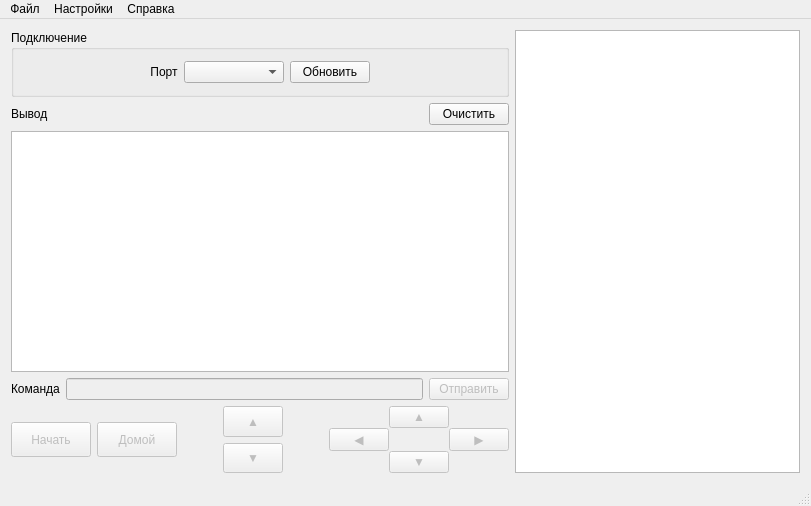
Qt form mainwindow.ui (vladislick/CNCRun) before a commit.
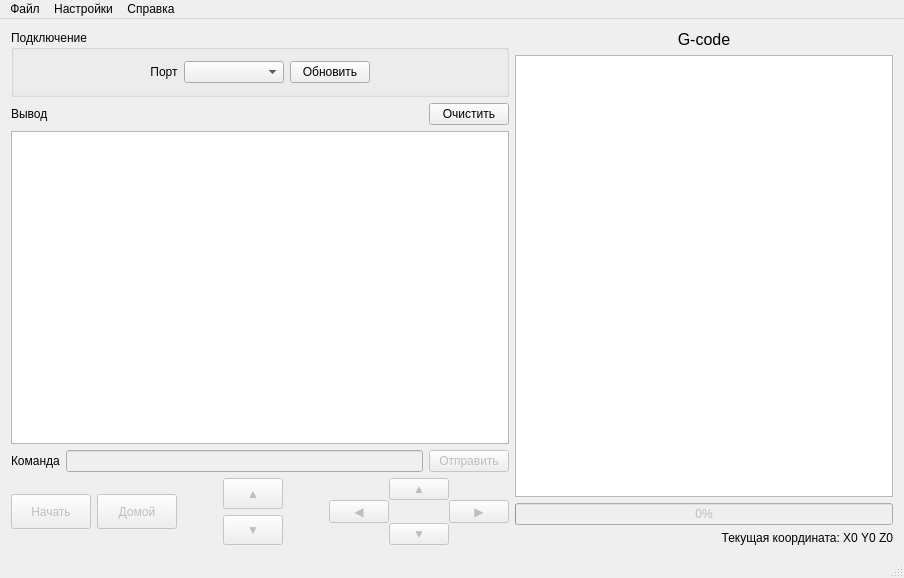
The same form after that commit.

```diff
--- a/mainwindow.ui
+++ b/mainwindow.ui
@@ -6,8 +6,8 @@
    <rect>
     <x>0</x>
     <y>0</y>
-    <width>811</width>
-    <height>506</height>
+    <width>904</width>
+    <height>578</height>
    </rect>
   </property>
   <property name="windowTitle">
@@ -118,7 +118,7 @@
        </layout>
       </item>
       <item>
-       <widget class="QTextEdit" name="textEdit">
+       <widget class="QTextEdit" name="console">
         <property name="minimumSize">
          <size>
           <width>250</width>
@@ -360,7 +360,46 @@
      </layout>
     </item>
     <item>
-     <widget class="QGraphicsView" name="graphicsView"/>
+     <layout class="QVBoxLayout" name="verticalLayout_3">
+      <item>
+       <widget class="QLabel" name="label_4">
+        <property name="font">
+         <font>
+          <pointsize>12</pointsize>
+         </font>
+        </property>
+        <property name="text">
+         <string>G-code</string>
+        </property>
+        <property name="alignment">
+         <set>Qt::AlignCenter</set>
+        </property>
+       </widget>
+      </item>
+      <item>
+       <widget class="QTextEdit" name="textEdit"/>
+      </item>
+      <item>
+       <widget class="QProgressBar" name="progressBar">
+        <property name="enabled">
+         <bool>false</bool>
+        </property>
+        <property name="value">
+         <number>0</number>
+        </property>
+       </widget>
+      </item>
+      <item>
+       <widget class="QLabel" name="label_5">
+        <property name="text">
+         <string>Текущая координата: X0 Y0 Z0</string>
+        </property>
+        <property name="alignment">
+         <set>Qt::AlignRight|Qt::AlignTrailing|Qt::AlignVCenter</set>
+        </property>
+       </widget>
+      </item>
+     </layout>
     </item>
    </layout>
   </widget>
@@ -369,7 +408,7 @@
     <rect>
      <x>0</x>
      <y>0</y>
-     <width>811</width>
+     <width>904</width>
      <height>21</height>
     </rect>
    </property>
```
Left out of the diff: 32 changed lines with no effect on the pictures.
